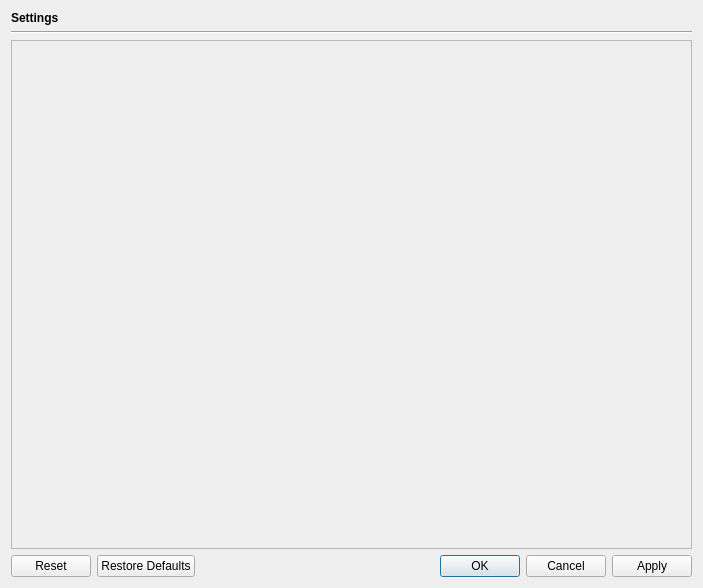
The window that src/qtui/ui/settingspagedlg.ui (quassel/quassel) describes before a commit, drawn with Qt 5.
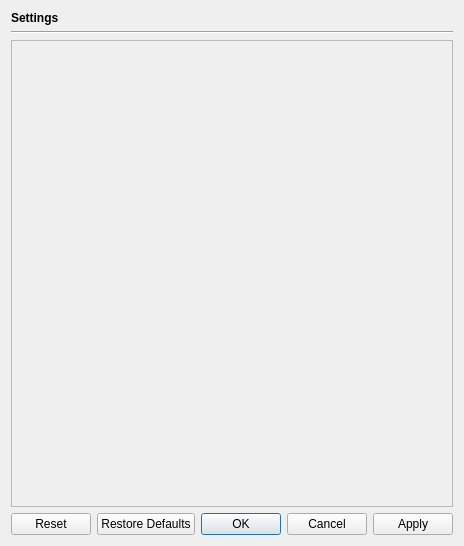
The same window after the commit. Icons and pictures are not drawn.

Commit message: Make button to edit identities from networks settings work

What changed in the file:
```diff
--- a/src/qtui/ui/settingspagedlg.ui
+++ b/src/qtui/ui/settingspagedlg.ui
@@ -5,8 +5,8 @@
    <rect>
     <x>0</x>
     <y>0</y>
-    <width>703</width>
-    <height>588</height>
+    <width>422</width>
+    <height>546</height>
    </rect>
   </property>
   <property name="windowTitle" >
```
The commit also changes 2 other files.
